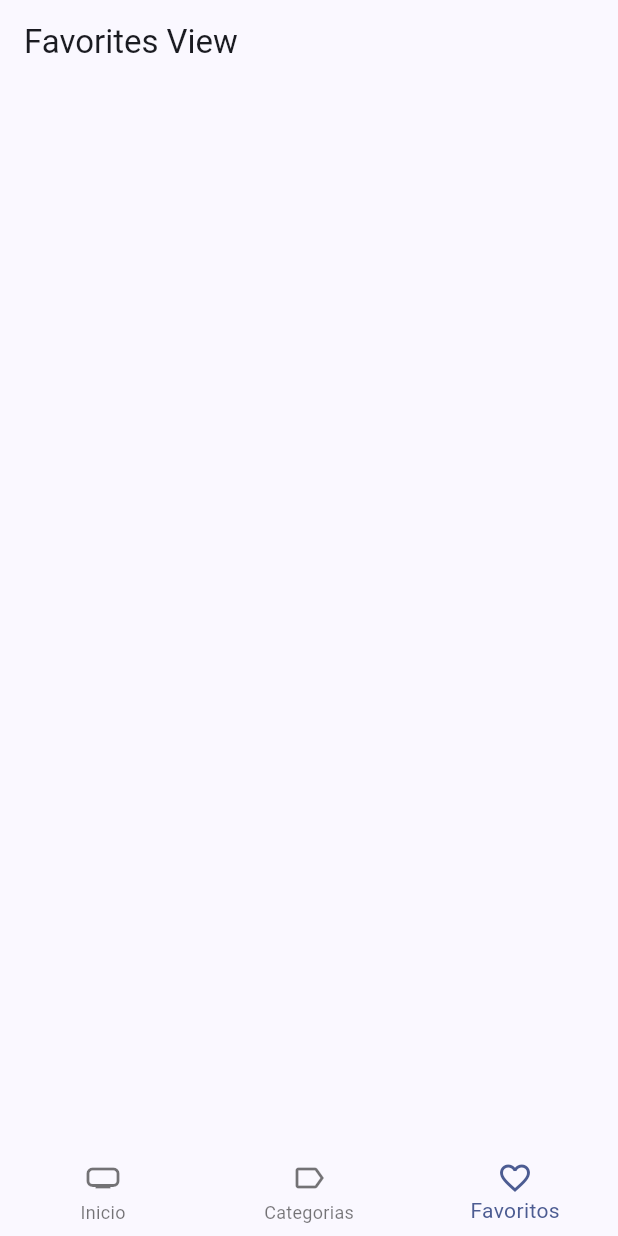
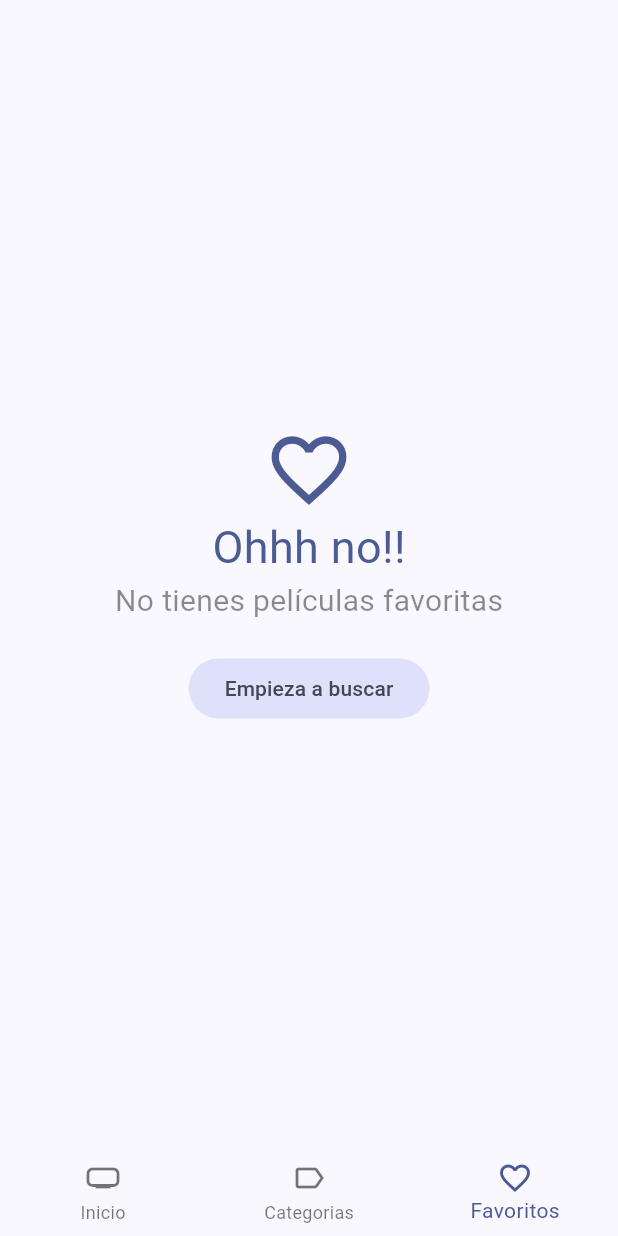
Before and after one commit to vicmazch/flutter-movies, a Flutter app: the screen it shows after launch, item 3 of the bottom bar chosen, on a phone screen of 412 x 824 dp. Run offline on Flutter 3.47's test engine with Material 2 defaults, Android fonts, the phone set to English and light mode, and no system bars; our stand-ins replace animate_do, card_swiper, dio, flutter_dotenv, flutter_riverpod, go_router and 1 more; accounts and stored records are empty; generated files the repository leaves out were written again; network calls fail.

Commit message:
seccion y funcionalidad favoritos completa

```diff
--- a/lib/domain/entities/movie.dart
+++ b/lib/domain/entities/movie.dart
@@ -1,4 +1,10 @@
+import 'package:isar/isar.dart';
+
+part 'movie.g.dart';
+
+@collection
 class Movie {
+  Id? isarId;// = Isar.autoIncrement;
   final bool adult;
   final String backdropPath;
   final List<String> genreIds;
--- a/lib/presentation/providers/providers.dart
+++ b/lib/presentation/providers/providers.dart
@@ -1,3 +1,5 @@
+export 'storage/local_storage_repository_provider.dart';
+export 'storage/favorite_movies_providers.dart';
 export 'search/search_movies_provider.dart';
 export 'movies/movies_slideshow_provider.dart';
 export 'movies/movies_repository_provider.dart';
--- a/lib/presentation/views/movies/favorites_view.dart
+++ b/lib/presentation/views/movies/favorites_view.dart
@@ -1,15 +1,88 @@
 import 'package:flutter/material.dart';
+import 'package:flutter_riverpod/flutter_riverpod.dart';
+import 'package:go_router/go_router.dart';
+import 'package:sec_twelve_app/domain/entities/movie.dart';
+import 'package:sec_twelve_app/presentation/providers/storage/favorite_movies_providers.dart';
+import 'package:sec_twelve_app/presentation/widgets/widgets.dart';
 
-class FavoritesView extends StatelessWidget {
+class FavoritesView extends ConsumerStatefulWidget {
   const FavoritesView({super.key});
 
   @override
+  FavoritesViewState createState() => FavoritesViewState();
+}
+
+class FavoritesViewState extends ConsumerState<FavoritesView> {
+  bool isLoading = false;
+  bool isLastPage = false;
+
+  @override
+  void initState() {
+    super.initState();
+
+    loadNextPage();
+  }
+
+  void loadNextPage() async {
+
+    if(isLoading || isLastPage) return;
+
+    isLoading = true;
+
+    final movies = await ref.read(favoriteMoviesProvider.notifier).loadNextPage();
+
+    isLoading = false;
+
+    if( movies.isEmpty ) {
+      isLastPage = true;
+    }
+
+  }
+
+  @override
   Widget build(BuildContext context) {
+
+    final Map<int, Movie> favoritesMoviesMap = ref.watch(favoriteMoviesProvider);
+    List<Movie> favoritesMovies = favoritesMoviesMap.values.toList();
+
+    // favoritesMoviesMap.forEach((key, value) {
+    //   favoritesMovies.add(value);
+    // });
+
+    if( favoritesMovies.isEmpty ) {
+      final colors = Theme.of(context).colorScheme;
+
+      return Center(
+        child: Center(
+          child: Column(
+            mainAxisAlignment: MainAxisAlignment.center,
+            crossAxisAlignment: CrossAxisAlignment.center,
+            children: [
+              Icon(Icons.favorite_border_sharp, size: 60, color: colors.primary,),
+              Text('Ohhh no!!', style: TextStyle( fontSize: 30, color: colors.primary),),
+              const Text('No tienes películas favoritas', style: TextStyle( fontSize: 20, color: Colors.black45),),
+              const SizedBox( height: 20,),
+              FilledButton.tonal(onPressed: () => context.go('/home/0'), child: const Text('Empieza a buscar'))
+            ],
+          )
+        ),
+      );
+    }
+
     return Scaffold(
       appBar: AppBar(
         title: const Text('Favorites View'),
       ),
-      body: const Scaffold(),
+      body: MovieMasonry(movies: favoritesMovies, loadNextPage: loadNextPage),
+      // body: ListView.builder(
+      //   itemCount: favoritesMovies.length,
+      //   itemBuilder: (context, index) {
+      //     final movie = favoritesMovies[index];
+      //     return ListTile(
+      //       title: Text(movie.title),
+      //     );
+      //   },
+      // ),
     );
   }
 }
--- a/lib/presentation/widgets/shared/custom_appbar.dart
+++ b/lib/presentation/widgets/shared/custom_appbar.dart
@@ -46,7 +46,7 @@ class CustomAppBar extends ConsumerWidget {
                   ).then((movie) {
                     if( movie == null ) return;
 
-                    context.push('/movie/${ movie.id }');
+                    context.push('/home/0/movie/${ movie.id }');
                   },);
                 },
                 icon: const Icon(Icons.search)
--- a/lib/presentation/widgets/widgets.dart
+++ b/lib/presentation/widgets/widgets.dart
@@ -2,4 +2,6 @@ export './shared/full_screen_loader.dart';
 export './shared/custom_bottom_navigation.dart';
 export './shared/custom_appbar.dart';
 export './movies/movies_slideshow.dart';
+export './movies/movie_poster_link.dart';
+export './movies/movie_masonry.dart';
 export './movies/movie_horizontal_listview.dart';
--- a/pubspec.yaml
+++ b/pubspec.yaml
@@ -14,13 +14,19 @@ dependencies:
     sdk: flutter
   flutter_dotenv: ^5.1.0
   flutter_riverpod: ^2.3.6
+  flutter_staggered_grid_view: ^0.6.2
   go_router: ^8.0.5
   intl: ^0.18.1
+  isar: ^3.1.0+1
+  isar_flutter_libs: ^3.1.0+1
+  path_provider: ^2.0.15
 
 dev_dependencies:
+  build_runner: ^2.4.6
   flutter_lints: ^2.0.0
   flutter_test:
     sdk: flutter
+  isar_generator: ^3.1.0+1
 
 flutter:
   uses-material-design: true
```
Also changed, not shown: lib/domain/datasources/local_storage_datasource.dart (added, +11 -0 lines), lib/domain/repositories/local_storage_repository.dart (added, +13 -0 lines), lib/infrastructure/datasources/isar_datasource.dart (added, +72 -0 lines), lib/infrastructure/repositories/local_storage_repository_impl.dart (added, +29 -0 lines), lib/presentation/providers/storage/favorite_movies_providers.dart (added, +60 -0 lines), lib/presentation/providers/storage/local_storage_repository_provider.dart (added, +9 -0 lines), lib/presentation/screens/movies/movie_screen.dart (+59 -29 lines), lib/presentation/widgets/movies/movie_masonry.dart (added, +63 -0 lines), lib/presentation/widgets/movies/movie_poster_link.dart (added, +25 -0 lines), lib/domain/entities/movie.g.dart (added), pubspec.lock, 15 other files.
